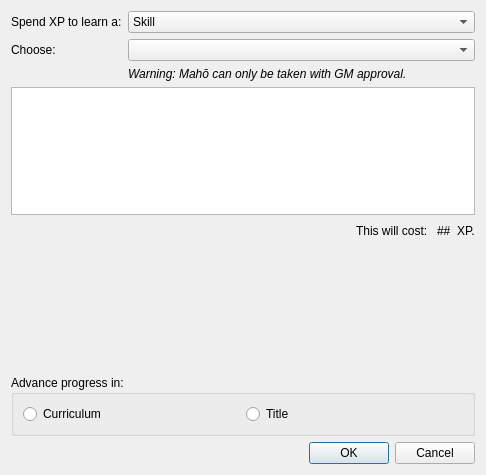
Qt form ui/addadvancedialog.ui (dashnine/PaperBlossoms) before a commit.
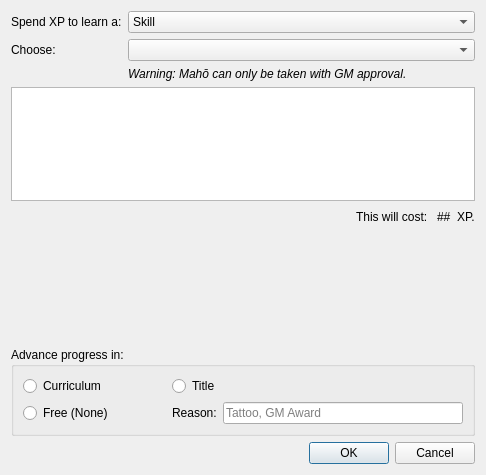
The same form after that commit.

Commit message: Support adding Free advancement, with short reason text

The edit to the form file:
```diff
--- a/ui/addadvancedialog.ui
+++ b/ui/addadvancedialog.ui
@@ -84,7 +84,7 @@
       <set>QAbstractItemView::NoEditTriggers</set>
      </property>
      <property name="alternatingRowColors">
-      <bool>true</bool>
+      <bool>false</bool>
      </property>
      <property name="selectionMode">
       <enum>QAbstractItemView::SingleSelection</enum>
@@ -159,21 +159,61 @@
      <property name="title">
       <string>Advance progress in:</string>
      </property>
-     <layout class="QHBoxLayout" name="horizontalLayout_2">
-      <item>
+     <layout class="QGridLayout" name="gridLayout">
+      <item row="0" column="0">
        <widget class="QRadioButton" name="curriculum_radioButton">
         <property name="text">
          <string>Curriculum</string>
         </property>
        </widget>
       </item>
-      <item>
+      <item row="0" column="1">
        <widget class="QRadioButton" name="title_radioButton">
         <property name="text">
          <string>Title</string>
         </property>
        </widget>
       </item>
+      <item row="1" column="1" colspan="2">
+       <layout class="QHBoxLayout" name="horizontalLayout_2">
+        <item>
+         <widget class="QLabel" name="reason_label">
+          <property name="sizePolicy">
+           <sizepolicy hsizetype="Minimum" vsizetype="Preferred">
+            <horstretch>0</horstretch>
+            <verstretch>0</verstretch>
+           </sizepolicy>
+          </property>
+          <property name="text">
+           <string>Reason:</string>
+          </property>
+         </widget>
+        </item>
+        <item>
+         <widget class="QLineEdit" name="reason_lineEdit">
+          <property name="sizePolicy">
+           <sizepolicy hsizetype="Expanding" vsizetype="Fixed">
+            <horstretch>0</horstretch>
+            <verstretch>0</verstretch>
+           </sizepolicy>
+          </property>
+          <property name="maxLength">
+           <number>15</number>
+          </property>
+          <property name="placeholderText">
+           <string>Tattoo, GM Award</string>
+          </property>
+         </widget>
+        </item>
+       </layout>
+      </item>
+      <item row="1" column="0">
+       <widget class="QRadioButton" name="free_radioButton">
+        <property name="text">
+         <string>Free (None)</string>
+        </property>
+       </widget>
+      </item>
      </layout>
     </widget>
    </item>
```
Left out of the diff: 7 changed lines with no effect on the pictures. The commit also changes 2 other files.
